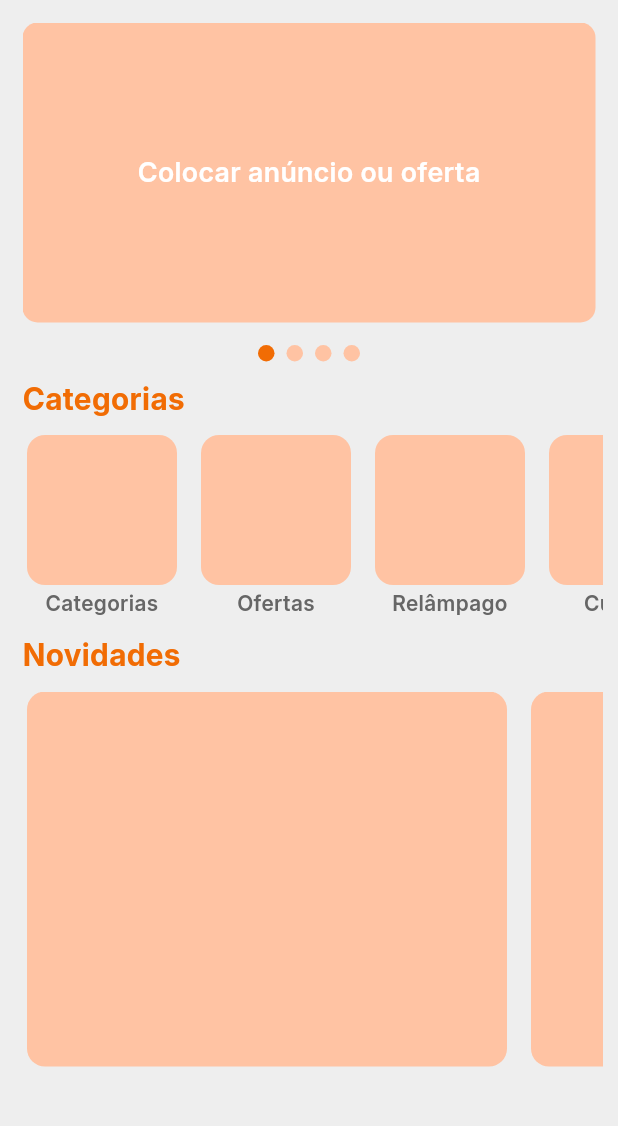
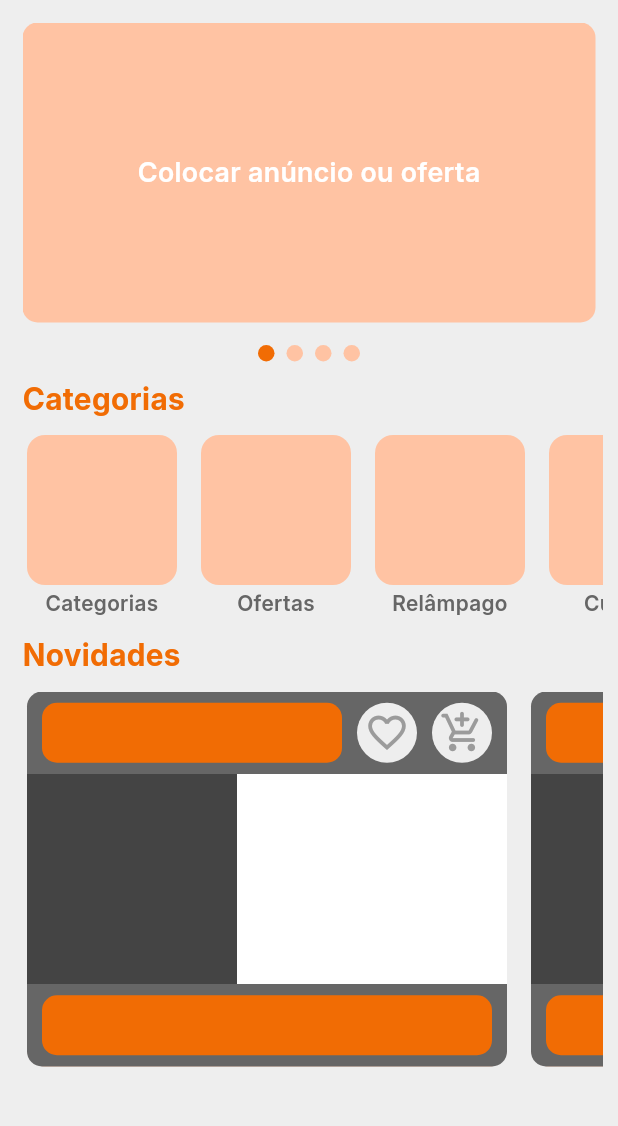
Before and after one commit to Rhayssam/cazatudo-app, a Flutter app: the HomePage screen opened by its route, on a phone screen of 412 x 824 dp, the part 84-1210 px from its top. Run offline on Flutter 3.47's test engine with Material 3 defaults, Android fonts, the phone set to English and light mode, and no system bars; drawn by our look-alikes of smooth_page_indicator; our stand-ins replace get, video_player.

Commit message:
Construindo Containers da HorizontalProductsList

```diff
--- a/lib/app/core/widgets/horizontal_products_list.dart
+++ b/lib/app/core/widgets/horizontal_products_list.dart
@@ -2,7 +2,6 @@
 import 'package:flutter/material.dart';
 
 // UI
-import 'package:cazatudo_app/app/core/ui/custom_text_styles.dart';
 import 'package:cazatudo_app/app/core/ui/theme_config.dart';
 
 class HorizontalProductsList extends StatelessWidget {
@@ -24,6 +23,112 @@ class HorizontalProductsList extends StatelessWidget {
             color: ThemeConfig.lightOrange,
             borderRadius: BorderRadius.circular(12),
           ),
+          child: Column(
+            children: [
+              Container(
+                height: 55,
+                decoration: BoxDecoration(
+                  color: ThemeConfig.grey,
+                  borderRadius: BorderRadius.only(
+                    topLeft: Radius.circular(10),
+                    topRight: Radius.circular(10),
+                  ),
+                ),
+                child: Row(
+                  children: [
+                    SizedBox(width: 10),
+                    Expanded(
+                      flex: 8,
+                      child: Container(
+                        width: 150,
+                        height: 40,
+                        decoration: BoxDecoration(
+                          color: ThemeConfig.orange1,
+                          borderRadius: BorderRadius.circular(10),
+                        ),
+                      ),
+                    ),
+                    SizedBox(width: 10),
+                    Container(
+                      width: 40,
+                      height: 40,
+                      decoration: BoxDecoration(
+                        borderRadius: BorderRadius.circular(100),
+                        color: ThemeConfig.background,
+                      ),
+                      child: Icon(
+                        Icons.favorite_border,
+                        size: 30,
+                        color: ThemeConfig.lightGrey,
+                      ),
+                    ),
+                    SizedBox(width: 10),
+                    Container(
+                      width: 40,
+                      height: 40,
+                      decoration: BoxDecoration(
+                        borderRadius: BorderRadius.circular(100),
+                        color: ThemeConfig.background,
+                      ),
+                      child: Icon(
+                        Icons.add_shopping_cart_rounded,
+                        size: 30,
+                        color: ThemeConfig.lightGrey,
+                      ),
+                    ),
+                    SizedBox(width: 10),
+                  ],
+                ),
+              ),
+              //* Content
+              Container(
+                height: 140,
+                color: ThemeConfig.lightGrey,
+                child: Row(
+                  children: [
+                    Container(
+                      width: 140,
+                      height: 140,
+                      color: ThemeConfig.darkGrey,
+                    ),
+                    Container(
+                      width: 180,
+                      height: 140,
+                      color: ThemeConfig.white,
+                    ),
+                  ],
+                ),
+              ),
+              //* Footer
+              Container(
+                height: 55,
+                decoration: BoxDecoration(
+                  color: ThemeConfig.grey,
+                  borderRadius: BorderRadius.only(
+                    bottomLeft: Radius.circular(10),
+                    bottomRight: Radius.circular(10),
+                  ),
+                ),
+                child: Row(
+                  children: [
+                    SizedBox(width: 10),
+                    Expanded(
+                      flex: 1,
+                      child: Container(
+                        width: 150,
+                        height: 40,
+                        decoration: BoxDecoration(
+                          color: ThemeConfig.orange1,
+                          borderRadius: BorderRadius.circular(10),
+                        ),
+                      ),
+                    ),
+                    SizedBox(width: 10),
+                  ],
+                ),
+              ),
+            ],
+          ),
         ),
       ],
     );
--- a/lib/app/modules/home/home_page.dart
+++ b/lib/app/modules/home/home_page.dart
@@ -16,7 +16,6 @@ import 'package:cazatudo_app/app/core/widgets/custom_app_bar_icon.dart';
 import 'package:cazatudo_app/app/core/widgets/banner_widget.dart';
 import 'package:cazatudo_app/app/core/widgets/topic_title.dart';
 import 'package:cazatudo_app/app/core/widgets/horizontal_categories_list.dart';
-import 'package:cazatudo_app/app/core/widgets/vertical_products_list.dart';
 
 class HomePage extends StatefulWidget {
   const HomePage({super.key});
@@ -95,7 +94,6 @@ class _HomePageState extends State<HomePage> {
                   children: [
                     HorizontalProductsList(),
                     HorizontalProductsList(),
-                    HorizontalProductsList(),
                   ],
                 ),
               ),
```
